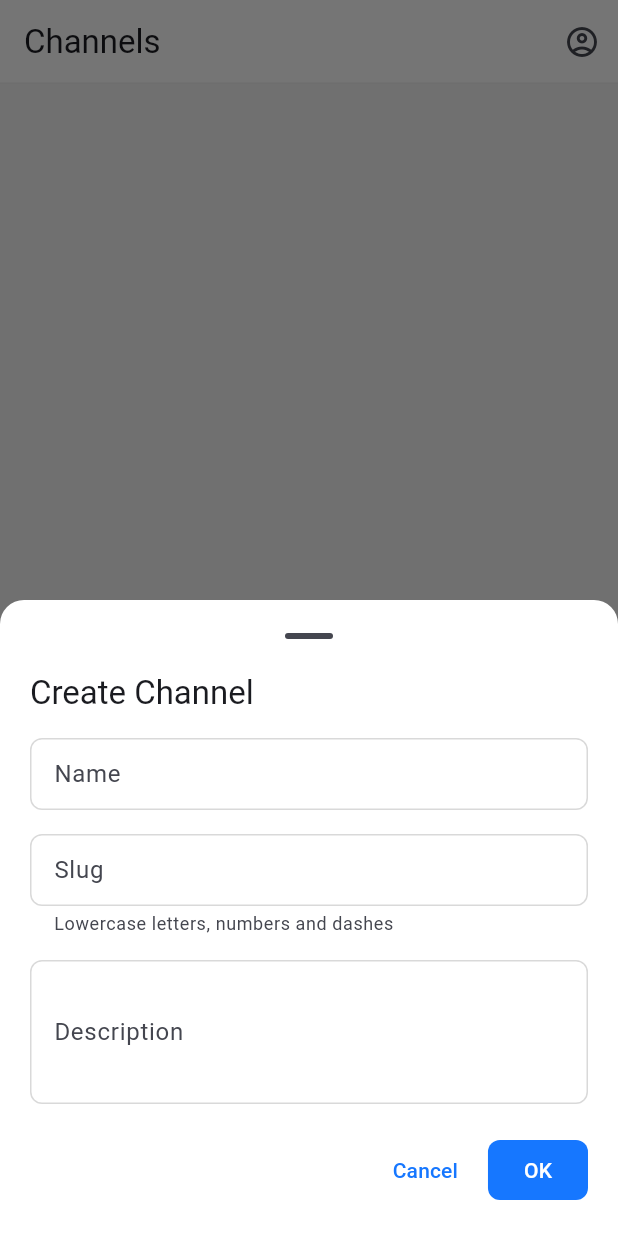
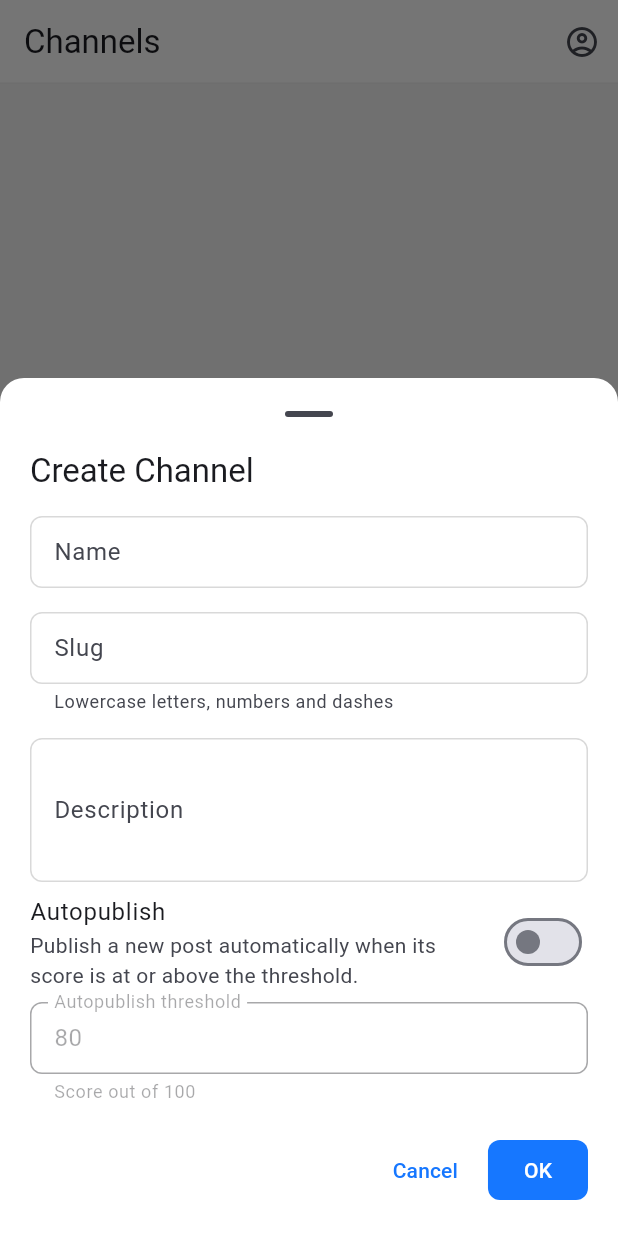
Before and after one commit to anushibinj/postintime, a Flutter app: the ChannelsPage screen opened by its route, after a tap on "New Channel", on a phone screen of 412 x 824 dp. Run offline on Flutter 3.47's test engine with Material 3 defaults, Android fonts, the phone set to English and light mode, and no system bars; our stand-ins replace dio, flutter_riverpod, flutter_secure_storage, go_router, image_picker, shared_preferences; accounts and stored records are empty.

Commit message:
Mobile: autopublish switch, threshold field and tags Co-Authored-By: Claude Sonnet 5.5 <noreply@anthropic.com> Claude-Session: https://claude.ai/code/session_01M9XyenBuPPY28JbMH3wret

```diff
--- a/mobile/lib/features/channels/channel_form_sheet.dart
+++ b/mobile/lib/features/channels/channel_form_sheet.dart
@@ -1,4 +1,5 @@
 import 'package:flutter/material.dart';
+import 'package:flutter/services.dart';
 import 'package:flutter_riverpod/flutter_riverpod.dart';
 
 import '../../models/models.dart';
@@ -24,6 +25,8 @@ class _ChannelFormSheetState extends ConsumerState<ChannelFormSheet> {
   late final _slug = TextEditingController(text: widget.channel?.slug);
   late final _description = TextEditingController(text: widget.channel?.description);
   late bool _enabled = widget.channel?.enabled ?? true;
+  late bool _autopublish = widget.channel?.autopublishEnabled ?? false;
+  late final _threshold = TextEditingController(text: '${widget.channel?.autopublishThreshold ?? 80}');
   bool _saving = false;
 
   bool get _editing => widget.channel != null;
@@ -33,6 +36,7 @@ class _ChannelFormSheetState extends ConsumerState<ChannelFormSheet> {
     _name.dispose();
     _slug.dispose();
     _description.dispose();
+    _threshold.dispose();
     super.dispose();
   }
 
@@ -42,6 +46,7 @@ class _ChannelFormSheetState extends ConsumerState<ChannelFormSheet> {
     }
     setState(() => _saving = true);
     final actions = ref.read(channelActionsProvider);
+    final threshold = int.parse(_threshold.text.trim());
     try {
       if (_editing) {
         await actions.update(
@@ -50,9 +55,17 @@ class _ChannelFormSheetState extends ConsumerState<ChannelFormSheet> {
           slug: _slug.text.trim(),
           description: _description.text,
           enabled: _enabled,
+          autopublishEnabled: _autopublish,
+          autopublishThreshold: threshold,
         );
       } else {
-        await actions.create(name: _name.text.trim(), slug: _slug.text.trim(), description: _description.text);
+        await actions.create(
+          name: _name.text.trim(),
+          slug: _slug.text.trim(),
+          description: _description.text,
+          autopublishEnabled: _autopublish,
+          autopublishThreshold: threshold,
+        );
       }
       if (!mounted) {
         return;
@@ -111,6 +124,27 @@ class _ChannelFormSheetState extends ConsumerState<ChannelFormSheet> {
               textCapitalization: TextCapitalization.sentences,
               decoration: const InputDecoration(labelText: 'Description'),
             ),
+            SwitchListTile(
+              contentPadding: EdgeInsets.zero,
+              title: const Text('Autopublish'),
+              subtitle: const Text('Publish a new post automatically when its score is at or above the threshold.'),
+              value: _autopublish,
+              onChanged: (value) => setState(() => _autopublish = value),
+            ),
+            TextFormField(
+              controller: _threshold,
+              enabled: _autopublish,
+              keyboardType: TextInputType.number,
+              inputFormatters: [FilteringTextInputFormatter.digitsOnly],
+              decoration: const InputDecoration(
+                labelText: 'Autopublish threshold',
+                helperText: 'Score out of 100',
+              ),
+              validator: (value) {
+                final score = int.tryParse((value ?? '').trim());
+                return score == null || score < 0 || score > 100 ? 'Enter a score from 0 to 100' : null;
+              },
+            ),
             if (_editing)
               SwitchListTile(
                 contentPadding: EdgeInsets.zero,
--- a/mobile/lib/features/channels/channels_page.dart
+++ b/mobile/lib/features/channels/channels_page.dart
@@ -137,6 +137,10 @@ class _ChannelCard extends StatelessWidget {
                           channel.enabled ? 'Enabled' : 'Disabled',
                           tone: channel.enabled ? TagTone.green : TagTone.neutral,
                         ),
+                        if (channel.autopublishEnabled) ...[
+                          const SizedBox(width: 6),
+                          AppTag('Autopublish ≥ ${channel.autopublishThreshold}', tone: TagTone.processing),
+                        ],
                       ],
                     ),
                     const SizedBox(height: 4),
--- a/mobile/lib/features/posts/post_card.dart
+++ b/mobile/lib/features/posts/post_card.dart
@@ -136,6 +136,15 @@ class _PostCardState extends ConsumerState<PostCard> {
                                       maxLines: 1,
                                       overflow: TextOverflow.ellipsis,
                                       style: AppText.secondary,
+                                    ),
+                                  ),
+                                if (post.autopublished)
+                                  Padding(
+                                    padding: const EdgeInsets.only(top: 6),
+                                    child: AppTag(
+                                      'Autopublished · score ${post.autopublishScore}',
+                                      tone: TagTone.processing,
+                                      icon: Icons.bolt,
                                     ),
                                   ),
                                 if (queuedAt != null)
```
